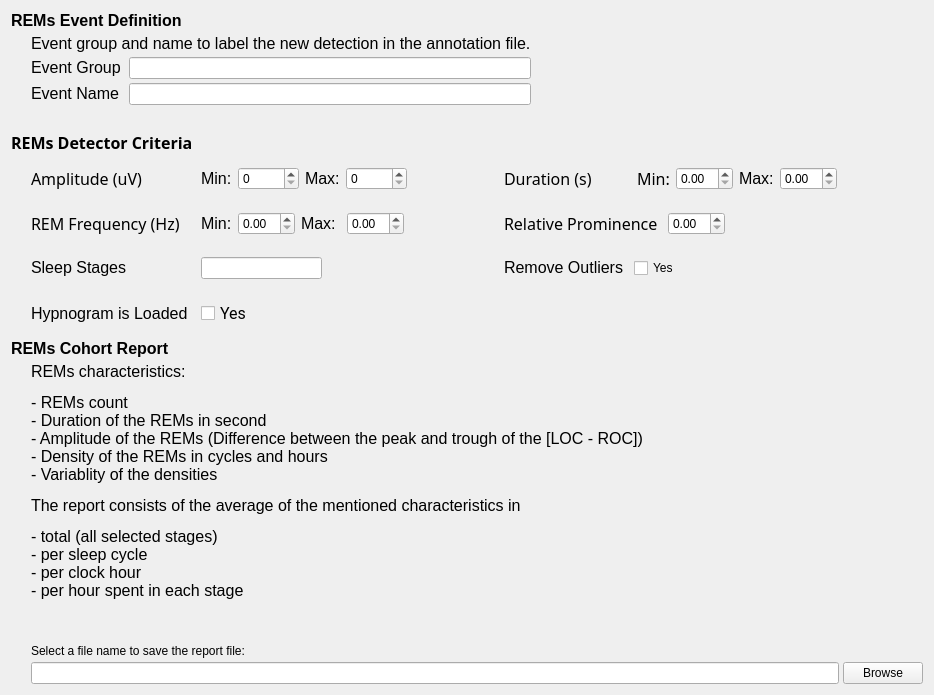
This is tools/CEAMSTools/DetectREMsYASA/DetectorStep/Ui_DetectorStep.ui in SnoozToolbox/snooz-package-ceams as Qt 5 draws it before an edit. The edited form follows.
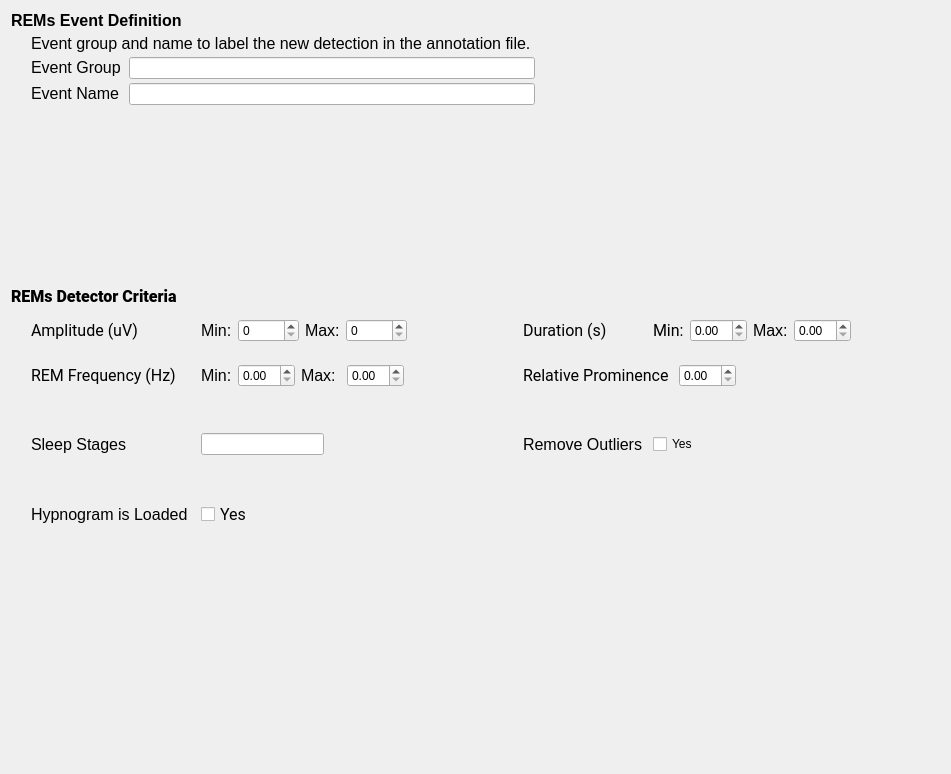
This is the edited form.

Commit message: Merge REMsToMiniEpochs tool as a new step in the Detect REMsYASA tool

Patch:
```diff
--- a/tools/CEAMSTools/DetectREMsYASA/DetectorStep/Ui_DetectorStep.ui
+++ b/tools/CEAMSTools/DetectREMsYASA/DetectorStep/Ui_DetectorStep.ui
@@ -6,8 +6,8 @@
    <rect>
     <x>0</x>
     <y>0</y>
-    <width>934</width>
-        <height>640</height>
+    <width>951</width>
+    <height>774</height>
    </rect>
   </property>
   <property name="windowTitle">
@@ -22,47 +22,6 @@
      <property name="spacing">
       <number>4</number>
      </property>
-     <item row="4" column="2">
-      <widget class="QFrame" name="frame_7">
-       <property name="frameShape">
-        <enum>QFrame::Shape::NoFrame</enum>
-       </property>
-       <property name="frameShadow">
-        <enum>QFrame::Shadow::Raised</enum>
-       </property>
-       <property name="lineWidth">
-        <number>0</number>
-       </property>
-       <layout class="QHBoxLayout" name="horizontalLayout_7"/>
-      </widget>
-     </item>
-     <item row="5" column="2">
-      <widget class="QFrame" name="frame_6">
-       <property name="frameShape">
-        <enum>QFrame::Shape::NoFrame</enum>
-       </property>
-       <property name="frameShadow">
-        <enum>QFrame::Shadow::Raised</enum>
-       </property>
-       <property name="lineWidth">
-        <number>0</number>
-       </property>
-       <layout class="QHBoxLayout" name="horizontalLayout_6"/>
-      </widget>
-     </item>
-     <item row="15" column="0">
-      <spacer name="verticalSpacer_4">
-       <property name="orientation">
-        <enum>Qt::Orientation::Vertical</enum>
-       </property>
-       <property name="sizeHint" stdset="0">
-        <size>
-         <width>20</width>
-         <height>40</height>
-        </size>
-       </property>
-      </spacer>
-     </item>
      <item row="6" column="0" colspan="4">
       <layout class="QGridLayout" name="gridLayout_5">
        <item row="0" column="3">
@@ -164,8 +123,8 @@
             </property>
             <property name="font">
              <font>
-              <family>Roboto-Regular</family>
-              <pointsize>10</pointsize>
+              <family>Roboto</family>
+              <pointsize>12</pointsize>
               <italic>false</italic>
               <bold>false</bold>
              </font>
@@ -195,8 +154,8 @@
            <widget class="QLabel" name="label_11">
             <property name="font">
              <font>
-              <family>Roboto-Regular</family>
-              <pointsize>10</pointsize>
+              <family>Roboto</family>
+              <pointsize>12</pointsize>
               <italic>false</italic>
               <bold>false</bold>
              </font>
@@ -314,8 +273,8 @@
          </property>
          <property name="font">
           <font>
-           <family>Roboto-Regular</family>
-           <pointsize>10</pointsize>
+           <family>Roboto</family>
+           <pointsize>12</pointsize>
            <italic>false</italic>
            <bold>false</bold>
           </font>
@@ -373,8 +332,8 @@
             </property>
             <property name="font">
              <font>
-              <family>Roboto-Regular</family>
-              <pointsize>10</pointsize>
+              <family>Roboto</family>
+              <pointsize>12</pointsize>
               <italic>false</italic>
               <bold>false</bold>
              </font>
@@ -493,8 +452,8 @@
         <widget class="QLabel" name="label_8">
          <property name="font">
           <font>
-           <family>Roboto-Regular</family>
-           <pointsize>10</pointsize>
+           <family>Roboto</family>
+           <pointsize>12</pointsize>
            <italic>false</italic>
            <bold>false</bold>
           </font>
@@ -572,6 +531,61 @@
        </item>
       </layout>
      </item>
+     <item row="5" column="0" colspan="2">
+      <widget class="QLabel" name="label">
+       <property name="maximumSize">
+        <size>
+         <width>16777215</width>
+         <height>16777215</height>
+        </size>
+       </property>
+       <property name="font">
+        <font>
+         <family>Roboto</family>
+         <pointsize>12</pointsize>
+         <italic>false</italic>
+         <bold>false</bold>
+        </font>
+       </property>
+       <property name="lineWidth">
+        <number>0</number>
+       </property>
+       <property name="text">
+        <string>&lt;html&gt;&lt;head/&gt;&lt;body&gt;&lt;p&gt;&lt;span style=&quot; font-size:12pt; font-weight:700;&quot;&gt;REMs Detector Criteria&lt;/span&gt;&lt;/p&gt;&lt;/body&gt;&lt;/html&gt;</string>
+       </property>
+       <property name="wordWrap">
+        <bool>true</bool>
+       </property>
+      </widget>
+     </item>
+     <item row="4" column="2">
+      <widget class="QFrame" name="frame_7">
+       <property name="frameShape">
+        <enum>QFrame::Shape::NoFrame</enum>
+       </property>
+       <property name="frameShadow">
+        <enum>QFrame::Shadow::Raised</enum>
+       </property>
+       <property name="lineWidth">
+        <number>0</number>
+       </property>
+       <layout class="QHBoxLayout" name="horizontalLayout_7"/>
+      </widget>
+     </item>
+     <item row="5" column="2">
+      <widget class="QFrame" name="frame_6">
+       <property name="frameShape">
+        <enum>QFrame::Shape::NoFrame</enum>
+       </property>
+       <property name="frameShadow">
+        <enum>QFrame::Shadow::Raised</enum>
+       </property>
+       <property name="lineWidth">
+        <number>0</number>
+       </property>
+       <layout class="QHBoxLayout" name="horizontalLayout_6"/>
+      </widget>
+     </item>
      <item row="1" column="0">
       <widget class="QLabel" name="label_19">
        <property name="text">
@@ -579,12 +593,22 @@
        </property>
       </widget>
      </item>
-     <item row="17" column="0">
-      <widget class="QLabel" name="label_10">
-       <property name="text">
-        <string>&lt;html&gt;&lt;head/&gt;&lt;body&gt;&lt;p&gt;&lt;span style=&quot; font-size:12pt; font-weight:700;&quot;&gt;REMs Cohort Report&lt;/span&gt;&lt;/p&gt;&lt;/body&gt;&lt;/html&gt;</string>
-       </property>
-      </widget>
+     <item row="18" column="0" colspan="4">
+      <layout class="QGridLayout" name="gridLayout_7">
+       <item row="0" column="0">
+        <spacer name="verticalSpacer_5">
+         <property name="orientation">
+          <enum>Qt::Orientation::Vertical</enum>
+         </property>
+         <property name="sizeHint" stdset="0">
+          <size>
+           <width>20</width>
+           <height>40</height>
+          </size>
+         </property>
+        </spacer>
+       </item>
+      </layout>
      </item>
      <item row="2" column="0" colspan="4">
       <layout class="QGridLayout" name="gridLayout_4">
@@ -655,78 +679,6 @@
        </item>
       </layout>
      </item>
-     <item row="5" column="0" colspan="2">
-      <widget class="QLabel" name="label">
-       <property name="maximumSize">
-        <size>
-         <width>16777215</width>
-         <height>16777215</height>
-        </size>
-       </property>
-       <property name="font">
-        <font>
-         <family>Roboto-Regular</family>
-         <pointsize>10</pointsize>
-         <italic>false</italic>
-         <bold>false</bold>
-        </font>
-       </property>
-       <property name="lineWidth">
-        <number>0</number>
-       </property>
-       <property name="text">
-        <string>&lt;html&gt;&lt;head/&gt;&lt;body&gt;&lt;p&gt;&lt;span style=&quot; font-size:12pt; font-weight:700;&quot;&gt;REMs Detector Criteria&lt;/span&gt;&lt;/p&gt;&lt;/body&gt;&lt;/html&gt;</string>
-       </property>
-       <property name="wordWrap">
-        <bool>true</bool>
-       </property>
-      </widget>
-     </item>
-     <item row="20" column="0" colspan="4">
-      <layout class="QGridLayout" name="gridLayout_7">
-       <item row="0" column="1">
-        <widget class="QLabel" name="label_5">
-         <property name="text">
-          <string>&lt;html&gt;&lt;head/&gt;&lt;body&gt;&lt;p&gt;&lt;span style=&quot; font-size:12pt;&quot;&gt;REMs characteristics:&lt;/span&gt;&lt;/p&gt;&lt;p&gt;&lt;span style=&quot; font-size:12pt;&quot;&gt;	- REMs count&lt;br/&gt;- Duration of the REMs in second&lt;br/&gt;- Amplitude of the REMs (Difference between the peak and trough of the [LOC - ROC])&lt;br/&gt;- Density of the REMs in cycles and hours&lt;br/&gt;- Variablity of the densities&lt;/span&gt;&lt;/p&gt;&lt;p&gt;&lt;span style=&quot; font-size:12pt;&quot;&gt;The report consists of the average of the mentioned characteristics in&lt;/span&gt;&lt;/p&gt;&lt;p&gt;&lt;span style=&quot; font-size:12pt;&quot;&gt;- total (all selected stages)&lt;br/&gt;- per sleep cycle&lt;br/&gt;- per clock hour&lt;br/&gt;- per hour spent in each stage&lt;/span&gt;&lt;/p&gt;&lt;p&gt;&lt;br/&gt;&lt;/p&gt;&lt;/body&gt;&lt;/html&gt;</string>
-         </property>
-        </widget>
-       </item>
-       <item row="2" column="2">
-        <widget class="QPushButton" name="pushButton_CohortFilename">
-         <property name="text">
-          <string>Browse</string>
-         </property>
-        </widget>
-       </item>
-       <item row="0" column="0">
-        <spacer name="verticalSpacer_5">
-         <property name="orientation">
-          <enum>Qt::Orientation::Vertical</enum>
-         </property>
-         <property name="sizeHint" stdset="0">
-          <size>
-           <width>20</width>
-           <height>40</height>
-          </size>
-         </property>
-        </spacer>
-       </item>
-       <item row="2" column="1">
-        <widget class="QLineEdit" name="lineEdit_CohortFilename">
-         <property name="frame">
-          <bool>true</bool>
-         </property>
-        </widget>
-       </item>
-       <item row="1" column="1">
-        <widget class="QLabel" name="label_21">
-         <property name="text">
-          <string>&lt;html&gt;&lt;head/&gt;&lt;body&gt;&lt;p&gt;&lt;span style=&quot; font-size:12pt;&quot;&gt;Select a file name to save the report file:&lt;/span&gt;&lt;/p&gt;&lt;/body&gt;&lt;/html&gt;</string>
-         </property>
-        </widget>
-       </item>
-      </layout>
-     </item>
     </layout>
    </item>
   </layout>
```
The commit also changes 9 other files.
